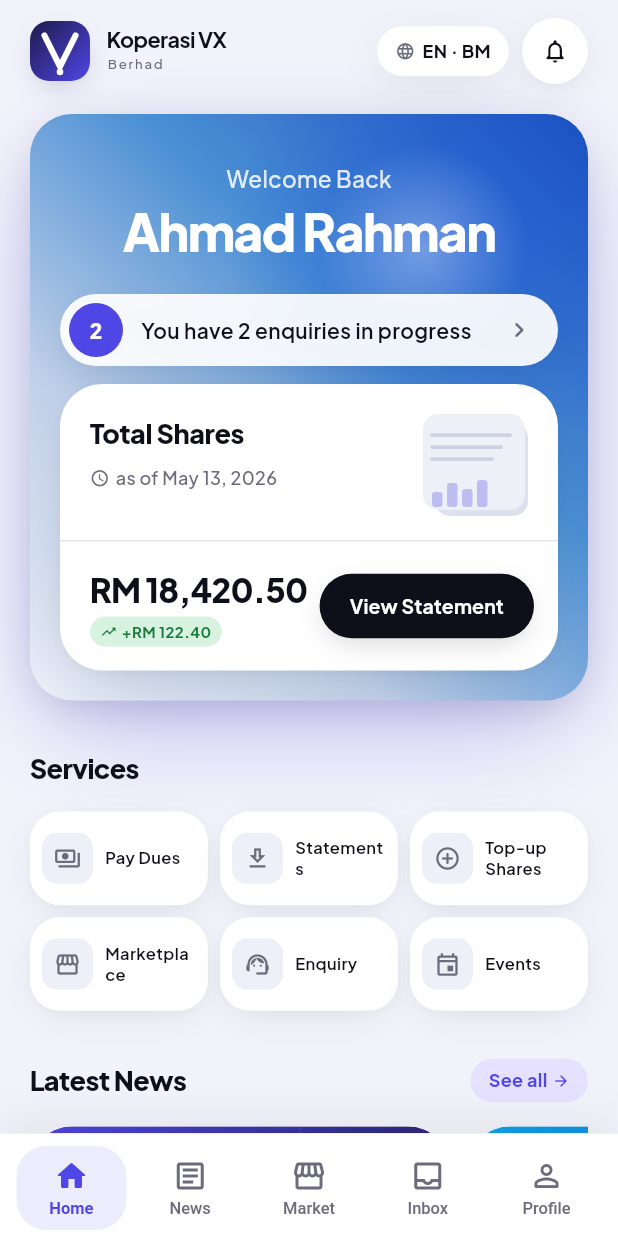
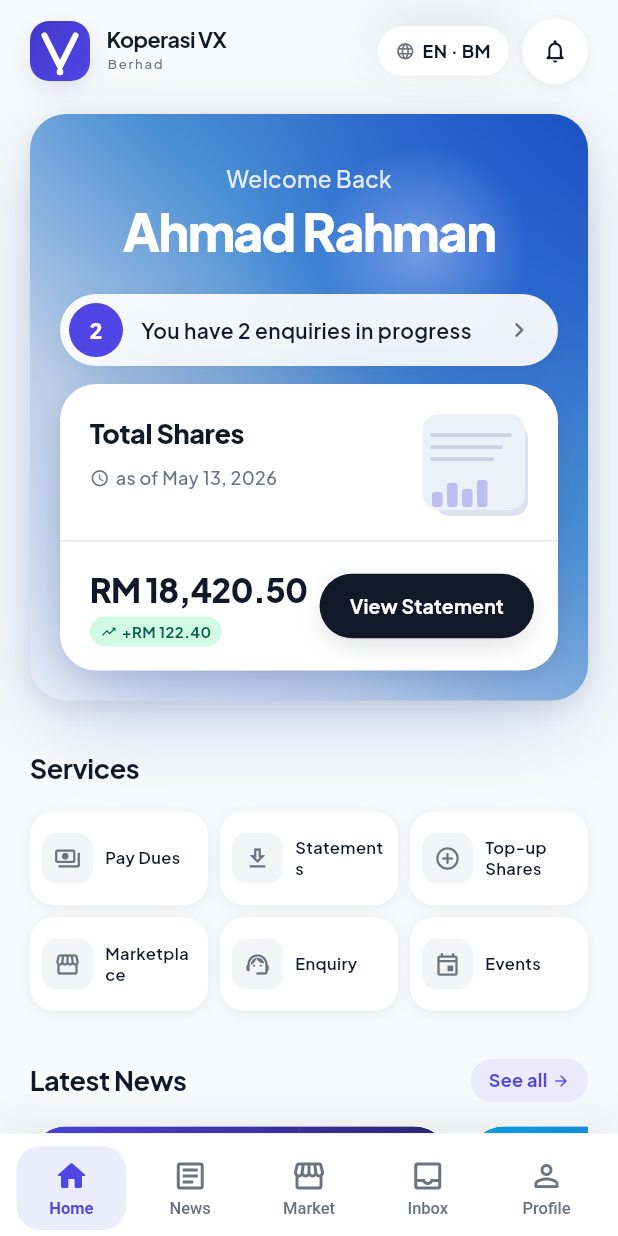
Before and after one commit to kevinrajVX/VX, a Flutter app: the screen it shows after launch, on a phone screen of 412 x 824 dp. Run offline on Flutter 3.47's test engine with Material 3 defaults, Android fonts, the phone set to English and light mode, and no system bars; drawn by our look-alikes of flutter_animate; our stand-ins replace flutter_riverpod, google_fonts; Roboto replaces fonts that are missing (PlusJakartaSans).

Commit message:
rebuild: new design system foundation + fix compatibility
tokens.dart: full rewrite — hero gradient (blue→silver→white), clean color
palette (brandBlue, chipBg, shimmer), abstract final classes, getter-based
shadows for dynamic withValues(), removed deprecated buttonDark token.

app_theme.dart, pressable.dart, section_header.dart: rebuilt to match
new token names and reference design style.

dark_pill_button.dart: replace removed buttonDark with textPrimary.
hero_card.dart: replace removed AppRadius.xxl with AppRadius.card.

https://claude.ai/code/session_019jLb4xkLdh4ZEB28Qn3DT4

```diff
--- a/vx_code/lib/core/theme/app_theme.dart
+++ b/vx_code/lib/core/theme/app_theme.dart
@@ -3,26 +3,35 @@ import 'package:google_fonts/google_fonts.dart';
 
 import 'tokens.dart';
 
-class AppTheme {
-  AppTheme._();
-
+/// Provides the single light [ThemeData] for the app.
+///
+/// Typography: Plus Jakarta Sans for body text, Space Grotesk for headings.
+/// Color scheme seeded from [AppColors.brandViolet] via Material 3.
+abstract final class AppTheme {
   static ThemeData light() {
     final base = ThemeData.light(useMaterial3: true);
 
-    final textTheme = GoogleFonts.plusJakartaSansTextTheme(base.textTheme).apply(
+    // Body / label text — Plus Jakarta Sans
+    final bodyTheme = GoogleFonts.plusJakartaSansTextTheme(base.textTheme).apply(
       bodyColor: AppColors.textPrimary,
       displayColor: AppColors.textPrimary,
     );
 
+    // Heading text — Space Grotesk
     final headingTheme = GoogleFonts.spaceGroteskTextTheme(base.textTheme);
 
-    final mergedText = textTheme.copyWith(
+    final textTheme = bodyTheme.copyWith(
       displayLarge: headingTheme.displayLarge?.copyWith(
         fontWeight: FontWeight.w700,
         color: AppColors.textPrimary,
-        letterSpacing: -1,
+        letterSpacing: -1.2,
       ),
       displayMedium: headingTheme.displayMedium?.copyWith(
+        fontWeight: FontWeight.w700,
+        color: AppColors.textPrimary,
+        letterSpacing: -0.8,
+      ),
+      displaySmall: headingTheme.displaySmall?.copyWith(
         fontWeight: FontWeight.w700,
         color: AppColors.textPrimary,
         letterSpacing: -0.5,
@@ -41,24 +50,32 @@ class AppTheme {
         fontWeight: FontWeight.w700,
         color: AppColors.textPrimary,
       ),
-      titleLarge: textTheme.titleLarge?.copyWith(
+      titleLarge: bodyTheme.titleLarge?.copyWith(
+        fontWeight: FontWeight.w700,
+        color: AppColors.textPrimary,
+        letterSpacing: -0.2,
+      ),
+      titleMedium: bodyTheme.titleMedium?.copyWith(
+        fontWeight: FontWeight.w600,
+        color: AppColors.textPrimary,
+      ),
+      titleSmall: bodyTheme.titleSmall?.copyWith(
+        fontWeight: FontWeight.w600,
+        color: AppColors.textPrimary,
+      ),
+      bodyLarge: bodyTheme.bodyLarge?.copyWith(color: AppColors.textPrimary),
+      bodyMedium: bodyTheme.bodyMedium?.copyWith(color: AppColors.textPrimary),
+      bodySmall: bodyTheme.bodySmall?.copyWith(color: AppColors.textSecondary),
+      labelLarge: bodyTheme.labelLarge?.copyWith(
         fontWeight: FontWeight.w700,
         color: AppColors.textPrimary,
       ),
-      titleMedium: textTheme.titleMedium?.copyWith(
+      labelMedium: bodyTheme.labelMedium?.copyWith(
         fontWeight: FontWeight.w600,
-        color: AppColors.textPrimary,
+        color: AppColors.textSecondary,
       ),
-      titleSmall: textTheme.titleSmall?.copyWith(
-        fontWeight: FontWeight.w600,
-        color: AppColors.textPrimary,
-      ),
-      bodyLarge: textTheme.bodyLarge?.copyWith(color: AppColors.textPrimary),
-      bodyMedium: textTheme.bodyMedium?.copyWith(color: AppColors.textPrimary),
-      bodySmall: textTheme.bodySmall?.copyWith(color: AppColors.textSecondary),
-      labelLarge: textTheme.labelLarge?.copyWith(
-        fontWeight: FontWeight.w600,
-        color: AppColors.textPrimary,
+      labelSmall: bodyTheme.labelSmall?.copyWith(
+        color: AppColors.textSecondary,
       ),
     );
 
@@ -68,22 +85,28 @@ class AppTheme {
     ).copyWith(
       primary: AppColors.brandViolet,
       onPrimary: Colors.white,
+      secondary: AppColors.brandBlue,
+      onSecondary: Colors.white,
       surface: AppColors.surface,
       onSurface: AppColors.textPrimary,
+      surfaceContainerHighest: AppColors.surfaceMuted,
     );
 
     return base.copyWith(
       colorScheme: colorScheme,
       scaffoldBackgroundColor: AppColors.background,
-      textTheme: mergedText,
+      textTheme: textTheme,
+
       appBarTheme: AppBarTheme(
-        backgroundColor: AppColors.background,
+        backgroundColor: Colors.transparent,
         elevation: 0,
         scrolledUnderElevation: 0,
         centerTitle: true,
-        titleTextStyle: mergedText.titleLarge,
+        titleTextStyle: textTheme.titleLarge,
         iconTheme: const IconThemeData(color: AppColors.textPrimary),
+        surfaceTintColor: Colors.transparent,
       ),
+
       cardTheme: CardThemeData(
         color: AppColors.surface,
         elevation: 0,
@@ -92,34 +115,29 @@ class AppTheme {
         ),
         margin: EdgeInsets.zero,
       ),
+
       filledButtonTheme: FilledButtonThemeData(
         style: FilledButton.styleFrom(
-          backgroundColor: AppColors.buttonDark,
+          backgroundColor: AppColors.textPrimary,
           foregroundColor: Colors.white,
           shape: const StadiumBorder(),
           padding: const EdgeInsets.symmetric(
             horizontal: AppSpacing.xxl,
             vertical: AppSpacing.lg,
           ),
-          textStyle: mergedText.labelLarge?.copyWith(
+          textStyle: textTheme.labelLarge?.copyWith(
             fontWeight: FontWeight.w700,
             color: Colors.white,
           ),
         ),
       ),
-      bottomNavigationBarTheme: const BottomNavigationBarThemeData(
-        backgroundColor: AppColors.surface,
-        selectedItemColor: AppColors.brandViolet,
-        unselectedItemColor: AppColors.textSecondary,
-        type: BottomNavigationBarType.fixed,
-        showUnselectedLabels: true,
-        elevation: 0,
-      ),
+
       dividerTheme: const DividerThemeData(
         color: AppColors.divider,
         thickness: 1,
         space: 1,
       ),
+
       iconTheme: const IconThemeData(color: AppColors.textPrimary),
       splashFactory: InkSparkle.splashFactory,
     );
--- a/vx_code/lib/core/theme/tokens.dart
+++ b/vx_code/lib/core/theme/tokens.dart
@@ -1,21 +1,20 @@
 import 'package:flutter/material.dart';
 
-class AppColors {
-  AppColors._();
+abstract final class AppColors {
+  // ── Brand ──────────────────────────────────────────────────────────────────
+  static const Color brandIndigo = Color(0xFF4338CA);
+  static const Color brandViolet = Color(0xFF4F46E5);
+  static const Color brandBlue = Color(0xFF1A4FBF);
 
-  static const Color brandIndigo = Color(0xFF1E1B4B);
-  static const Color brandViolet = Color(0xFF4F46E5);
-  static const Color brandViolet600 = Color(0xFF6366F1);
-  static const Color brandVioletLight = Color(0xFF818CF8);
-
+  /// Used by KoperasiLogo — keep compatible with existing widget.
   static const LinearGradient brandGradient = LinearGradient(
     begin: Alignment.topLeft,
     end: Alignment.bottomRight,
     colors: [brandIndigo, brandViolet],
   );
 
-  // Hero card: bright blue top-right → silver → near-white bottom-left
-  // Matches the reference gradient (image 2)
+  // ── Hero gradient ──────────────────────────────────────────────────────────
+  /// Bright blue (top-right) → mid-blue → silver-blue → near-white (bottom-left)
   static const LinearGradient heroGradient = LinearGradient(
     begin: Alignment.topRight,
     end: Alignment.bottomLeft,
@@ -28,95 +27,48 @@ class AppColors {
     ],
   );
 
-  static const LinearGradient brandGradientSoft = LinearGradient(
-    begin: Alignment.topLeft,
-    end: Alignment.bottomRight,
-    colors: [Color(0xFF312E81), Color(0xFF6366F1)],
-  );
+  // ── Page / surface ─────────────────────────────────────────────────────────
+  static const Color background = Color(0xFFF8F9FA);
+  static const Color surface = Colors.white;
+  static const Color surfaceMuted = Color(0xFFF3F4F6);
 
-  // 6 unique service gradients — each tile has its own personality
-  static const List<LinearGradient> serviceGradients = [
-    LinearGradient(
-      begin: Alignment.topLeft,
-      end: Alignment.bottomRight,
-      colors: [Color(0xFF6366F1), Color(0xFF4338CA)],
-    ),
-    LinearGradient(
-      begin: Alignment.topLeft,
-      end: Alignment.bottomRight,
-      colors: [Color(0xFF0EA5E9), Color(0xFF0369A1)],
-    ),
-    LinearGradient(
-      begin: Alignment.topLeft,
-      end: Alignment.bottomRight,
-      colors: [Color(0xFF10B981), Color(0xFF059669)],
-    ),
-    LinearGradient(
-      begin: Alignment.topLeft,
-      end: Alignment.bottomRight,
-      colors: [Color(0xFFF59E0B), Color(0xFFD97706)],
-    ),
-    LinearGradient(
-      begin: Alignment.topLeft,
-      end: Alignment.bottomRight,
-      colors: [Color(0xFFEC4899), Color(0xFFBE185D)],
-    ),
-    LinearGradient(
-      begin: Alignment.topLeft,
-      end: Alignment.bottomRight,
-      colors: [Color(0xFF8B5CF6), Color(0xFF6D28D9)],
-    ),
-  ];
+  // ── Text ──────────────────────────────────────────────────────────────────
+  static const Color textPrimary = Color(0xFF111827);
+  static const Color textSecondary = Color(0xFF6B7280);
 
-  // Matching tinted card backgrounds (6% opacity of gradient start)
-  static const List<Color> serviceBgTints = [
-    Color(0x0D6366F1),
-    Color(0x0D0EA5E9),
-    Color(0x0D10B981),
-    Color(0x0DF59E0B),
-    Color(0x0DEC4899),
-    Color(0x0D8B5CF6),
-  ];
-
-  static const Color background = Color(0xFFF2F3FA);
-  static const Color surface = Colors.white;
-  static const Color surfaceMuted = Color(0xFFEDF0F7);
-
-  static const Color textPrimary = Color(0xFF0F0F1A);
-  static const Color textSecondary = Color(0xFF6B6B7B);
-  static const Color textOnBrand = Colors.white;
+  /// Used by KoperasiLogo for "Berhad" wordmark on brand bg.
   static const Color textOnBrandMuted = Color(0xCCFFFFFF);
 
-  static const Color buttonDark = Color(0xFF0F0F1A);
-  static const Color buttonDarkPressed = Color(0xFF1F1F2E);
+  // ── Structural ────────────────────────────────────────────────────────────
+  static const Color divider = Color(0xFFE5E7EB);
 
-  static const Color tagBlueBg = Color(0xFFDCE6FB);
-  static const Color tagBlueText = Color(0xFF1E4FBF);
-  static const Color tagVioletBg = Color(0xFFE5E1FF);
+  // ── Service chip background ───────────────────────────────────────────────
+  static const Color chipBg = Color(0xFFF3F4F6);
+
+  // ── Tag palette ───────────────────────────────────────────────────────────
+  static const Color tagGreenBg = Color(0xFFD1FAE5);
+  static const Color tagGreenText = Color(0xFF065F46);
+  static const Color tagAmberBg = Color(0xFFFEF3C7);
+  static const Color tagAmberText = Color(0xFFB45309);
+  static const Color tagVioletBg = Color(0xFFEDE9FE);
   static const Color tagVioletText = Color(0xFF4F46E5);
-  static const Color tagAmberBg = Color(0xFFFFE9C7);
-  static const Color tagAmberText = Color(0xFFB8730A);
-  static const Color tagGreenBg = Color(0xFFD7F2DF);
-  static const Color tagGreenText = Color(0xFF1A7A3E);
+  static const Color tagBlueBg = Color(0xFFDBEAFE);
+  static const Color tagBlueText = Color(0xFF1D4ED8);
 
-  static const Color divider = Color(0xFFE3E6EE);
-  static const Color shimmer = Color(0xFFE9ECF3);
+  // ── Shimmer / skeleton ────────────────────────────────────────────────────
+  static const Color shimmer = Color(0xFFE5E7EB);
 }
 
-class AppRadius {
-  AppRadius._();
-  static const double sm = 12;
-  static const double md = 16;
-  static const double lg = 20;
-  static const double xl = 24;
-  static const double xxl = 28;
-  static const double card = 28;
-  static const double image = 20;
+abstract final class AppRadius {
+  static const double sm = 8;
+  static const double md = 12;
+  static const double lg = 16;
+  static const double xl = 20;
+  static const double card = 24;
   static const double pill = 999;
 }
 
-class AppSpacing {
-  AppSpacing._();
+abstract final class AppSpacing {
   static const double xs = 4;
   static const double sm = 8;
   static const double md = 12;
@@ -124,79 +76,62 @@ class AppSpacing {
   static const double xl = 20;
   static const double xxl = 24;
   static const double xxxl = 32;
-  static const double huge = 40;
+  static const double huge = 48;
   static const double screenPadding = 20;
 }
 
-class AppShadows {
-  AppShadows._();
+abstract final class AppShadows {
+  static List<BoxShadow> get card => [
+        BoxShadow(
+          color: Colors.black.withValues(alpha: 0.05),
+          blurRadius: 10,
+          offset: const Offset(0, 2),
+          spreadRadius: -2,
+        ),
+        BoxShadow(
+          color: Colors.black.withValues(alpha: 0.03),
+          blurRadius: 4,
+          offset: const Offset(0, 1),
+        ),
+      ];
 
+  static List<BoxShadow> get hero => [
+        BoxShadow(
+          color: const Color(0xFF1A4FBF).withValues(alpha: 0.28),
+          blurRadius: 48,
+          offset: const Offset(0, 16),
+          spreadRadius: -8,
+        ),
+        BoxShadow(
+          color: Colors.black.withValues(alpha: 0.08),
+          blurRadius: 12,
+          offset: const Offset(0, 4),
+        ),
+      ];
+
+  // Convenience alias kept for existing callers (news_detail, etc.)
+  static List<BoxShadow> get elevated => hero;
+
+  // Soft upward shadow for bottom nav
   static const List<BoxShadow> soft = [
     BoxShadow(
       color: Color(0x14000000),
       blurRadius: 24,
-      offset: Offset(0, 8),
-      spreadRadius: -4,
-    ),
-  ];
-
-  static const List<BoxShadow> card = [
-    BoxShadow(
-      color: Color(0x12000000),
-      blurRadius: 20,
-      offset: Offset(0, 6),
-      spreadRadius: -4,
-    ),
-    BoxShadow(
-      color: Color(0x08000000),
-      blurRadius: 6,
-      offset: Offset(0, 2),
-      spreadRadius: -1,
-    ),
-  ];
-
-  // Deeply colored violet shadow for the hero card
-  static const List<BoxShadow> hero = [
-    BoxShadow(
-      color: Color(0x554F46E5),
-      blurRadius: 64,
-      offset: Offset(0, 24),
-      spreadRadius: -12,
-    ),
-    BoxShadow(
-      color: Color(0x301E1B4B),
-      blurRadius: 24,
-      offset: Offset(0, 8),
-      spreadRadius: -4,
-    ),
-  ];
-
-  // Double shadow for premium card depth
-  static const List<BoxShadow> elevated = [
-    BoxShadow(
-      color: Color(0x1A000000),
-      blurRadius: 32,
-      offset: Offset(0, 12),
-      spreadRadius: -8,
-    ),
-    BoxShadow(
-      color: Color(0x0A000000),
-      blurRadius: 8,
-      offset: Offset(0, 2),
-      spreadRadius: -2,
+      offset: Offset(0, -8),
     ),
   ];
 }
 
-class AppMotion {
-  AppMotion._();
-  static const Duration fast = Duration(milliseconds: 180);
-  static const Duration base = Duration(milliseconds: 280);
+abstract final class AppMotion {
+  static const Duration fast = Duration(milliseconds: 200);
+  static const Duration base = Duration(milliseconds: 300);
   static const Duration slow = Duration(milliseconds: 420);
-  static const Duration page = Duration(milliseconds: 480);
+  static const Duration page = Duration(milliseconds: 500);
 
   static const Curve emphasized = Cubic(0.2, 0, 0, 1);
-  static const Curve standard = Curves.easeOutCubic;
   static const Curve spring = Cubic(0.34, 1.56, 0.64, 1);
   static const Curve springOut = Cubic(0.22, 1.0, 0.36, 1.0);
+
+  // Alias used by existing files
+  static const Curve standard = Curves.easeOutCubic;
 }
--- a/vx_code/lib/core/widgets/dark_pill_button.dart
+++ b/vx_code/lib/core/widgets/dark_pill_button.dart
@@ -21,8 +21,8 @@ class DarkPillButton extends StatelessWidget {
 
   @override
   Widget build(BuildContext context) {
-    final fg = onBrand ? AppColors.buttonDark : Colors.white;
-    final bg = onBrand ? Colors.white : AppColors.buttonDark;
+    final fg = onBrand ? AppColors.textPrimary : Colors.white;
+    final bg = onBrand ? Colors.white : AppColors.textPrimary;
     return Pressable(
       onTap: onPressed,
       child: Container(
@@ -37,7 +37,7 @@ class DarkPillButton extends StatelessWidget {
               ? AppShadows.card
               : [
                   BoxShadow(
-                    color: AppColors.buttonDark.withValues(alpha: 0.18),
+                    color: AppColors.textPrimary.withValues(alpha: 0.18),
                     blurRadius: 16,
                     offset: const Offset(0, 6),
                     spreadRadius: -4,
--- a/vx_code/lib/core/widgets/pressable.dart
+++ b/vx_code/lib/core/widgets/pressable.dart
@@ -2,6 +2,10 @@ import 'package:flutter/material.dart';
 
 import '../theme/tokens.dart';
 
+/// Wraps [child] with a scale-down animation on press.
+///
+/// On tap-down it shrinks to [pressedScale] using [AppMotion.fast] +
+/// [AppMotion.emphasized]. On release it springs back with [AppMotion.spring].
 class Pressable extends StatefulWidget {
   const Pressable({
     super.key,
@@ -22,28 +26,47 @@ class Pressable extends StatefulWidget {
   State<Pressable> createState() => _PressableState();
 }
 
-class _PressableState extends State<Pressable> {
-  bool _pressed = false;
+class _PressableState extends State<Pressable>
+    with SingleTickerProviderStateMixin {
+  late final AnimationController _controller = AnimationController(
+    vsync: this,
+    duration: AppMotion.fast,
+    reverseDuration: AppMotion.base,
+    value: 0,
+  );
 
-  void _setPressed(bool value) {
-    if (_pressed == value) return;
-    setState(() => _pressed = value);
+  late final Animation<double> _scale = Tween<double>(
+    begin: 1.0,
+    end: widget.pressedScale,
+  ).animate(
+    CurvedAnimation(
+      parent: _controller,
+      curve: AppMotion.emphasized,
+      reverseCurve: AppMotion.spring,
+    ),
+  );
+
+  void _onTapDown(TapDownDetails _) => _controller.forward();
+
+  void _onTapUp(TapUpDetails _) => _controller.reverse();
+
+  void _onTapCancel() => _controller.reverse();
+
+  @override
+  void dispose() {
+    _controller.dispose();
+    super.dispose();
   }
 
   @override
   Widget build(BuildContext context) {
     return GestureDetector(
       behavior: HitTestBehavior.opaque,
-      onTapDown: (_) => _setPressed(true),
-      onTapCancel: () => _setPressed(false),
-      onTapUp: (_) => _setPressed(false),
+      onTapDown: _onTapDown,
+      onTapUp: _onTapUp,
+      onTapCancel: _onTapCancel,
       onTap: widget.onTap,
-      child: AnimatedScale(
-        scale: _pressed ? widget.pressedScale : 1,
-        duration: AppMotion.fast,
-        curve: AppMotion.standard,
-        child: widget.child,
-      ),
+      child: ScaleTransition(scale: _scale, child: widget.child),
     );
   }
 }
--- a/vx_code/lib/core/widgets/section_header.dart
+++ b/vx_code/lib/core/widgets/section_header.dart
@@ -3,6 +3,7 @@ import 'package:flutter/material.dart';
 import '../theme/tokens.dart';
 import 'pressable.dart';
 
+/// A row with a bold section [title] and an optional violet pill action button.
 class SectionHeader extends StatelessWidget {
   const SectionHeader({
     super.key,
@@ -25,9 +26,9 @@ class SectionHeader extends StatelessWidget {
             title,
             style: const TextStyle(
               fontSize: 18,
-              fontWeight: FontWeight.w800,
+              fontWeight: FontWeight.w700,
               color: AppColors.textPrimary,
-              letterSpacing: -0.4,
+              letterSpacing: -0.3,
             ),
           ),
         ),
--- a/vx_code/lib/features/home/widgets/hero_card.dart
+++ b/vx_code/lib/features/home/widgets/hero_card.dart
@@ -241,7 +241,7 @@ class _SharesCard extends StatelessWidget {
     return Container(
       decoration: BoxDecoration(
         color: AppColors.surface,
-        borderRadius: BorderRadius.circular(AppRadius.xxl),
+        borderRadius: BorderRadius.circular(AppRadius.card),
         boxShadow: AppShadows.elevated,
       ),
       child: Column(
```
